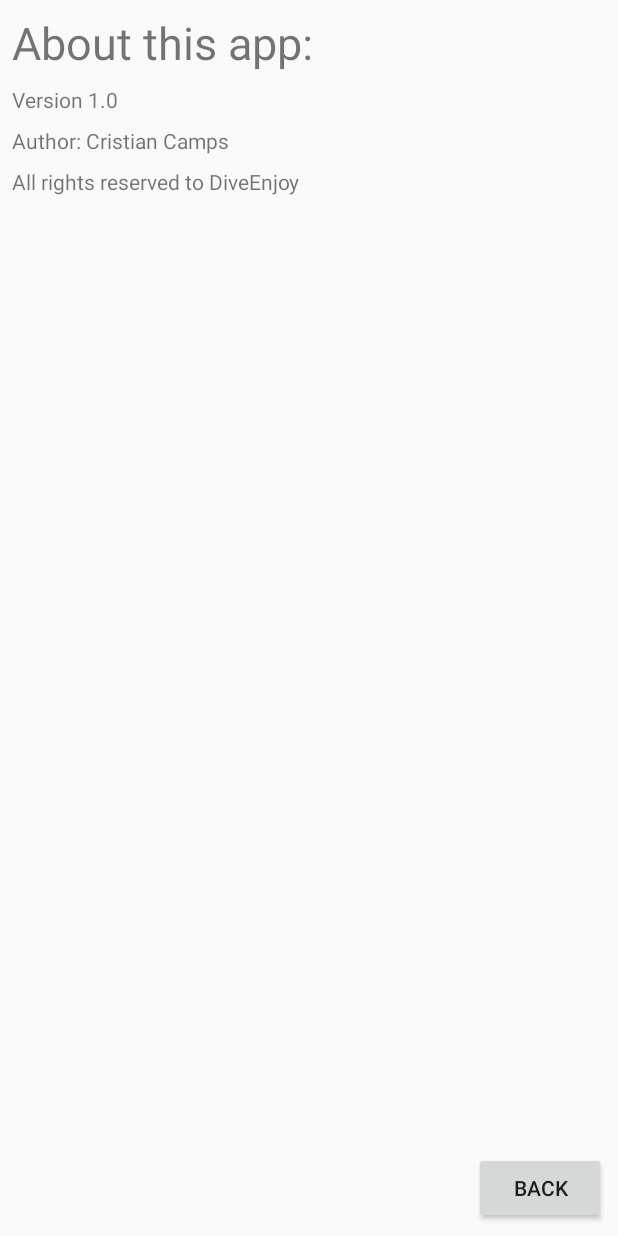
After one commit to cristiancamps93/DiveEnjoy, an Android app: the AboutActivity screen opened directly, with no data from a screen before it, on a phone screen of 412 x 824 dp. The commit adds this screen. Run offline under Robolectric (Android 15) with nearby library versions, the phone set to English and light mode, and no system bars.

Commit message:
Afegim la activity About i fem el layout.

```diff
--- a/app/build.gradle
+++ b/app/build.gradle
@@ -26,4 +26,5 @@ dependencies {
     androidTestImplementation 'com.android.support.test:runner:1.0.2'
     androidTestImplementation 'com.android.support.test.espresso:espresso-core:3.0.2'
     implementation 'com.android.support:gridlayout-v7:27.1.1'
+    implementation 'com.android.support:support-v4:27.1.1'
 }
--- a/app/src/main/AndroidManifest.xml
+++ b/app/src/main/AndroidManifest.xml
@@ -16,6 +16,7 @@
                 <category android:name="android.intent.category.LAUNCHER" />
             </intent-filter>
         </activity>
+        <activity android:name=".AboutActivity"></activity>
     </application>
 
 </manifest>
--- /dev/null
+++ b/app/src/main/java/com/example/cristiancamps/diveenjoy/AboutActivity.java
@@ -0,0 +1,13 @@
+package com.example.cristiancamps.diveenjoy;
+
+import android.support.v7.app.AppCompatActivity;
+import android.os.Bundle;
+
+public class AboutActivity extends AppCompatActivity {
+
+    @Override
+    protected void onCreate(Bundle savedInstanceState) {
+        super.onCreate(savedInstanceState);
+        setContentView(R.layout.activity_about);
+    }
+}
--- /dev/null
+++ b/app/src/main/res/layout/activity_about.xml
@@ -0,0 +1,65 @@
+<?xml version="1.0" encoding="utf-8"?>
+<android.support.constraint.ConstraintLayout xmlns:android="http://schemas.android.com/apk/res/android"
+    xmlns:app="http://schemas.android.com/apk/res-auto"
+    xmlns:tools="http://schemas.android.com/tools"
+    android:layout_width="match_parent"
+    android:layout_height="match_parent"
+    tools:context=".AboutActivity">
+
+    <TextView
+        android:id="@+id/Aboutid"
+        android:layout_width="wrap_content"
+        android:layout_height="wrap_content"
+        android:layout_marginLeft="8dp"
+        android:layout_marginStart="8dp"
+        android:layout_marginTop="8dp"
+        android:gravity="left"
+        android:text="About this app:"
+        android:textSize="30sp"
+        app:layout_constraintStart_toStartOf="parent"
+        app:layout_constraintTop_toTopOf="parent" />
+
+    <TextView
+        android:id="@+id/textView2"
+        android:layout_width="wrap_content"
+        android:layout_height="wrap_content"
+        android:layout_marginLeft="8dp"
+        android:layout_marginStart="8dp"
+        android:layout_marginTop="8dp"
+        android:text="Version 1.0"
+        app:layout_constraintStart_toStartOf="parent"
+        app:layout_constraintTop_toBottomOf="@+id/Aboutid" />
+
+    <TextView
+        android:id="@+id/textView3"
+        android:layout_width="wrap_content"
+        android:layout_height="wrap_content"
+        android:layout_marginLeft="8dp"
+        android:layout_marginStart="8dp"
+        android:layout_marginTop="8dp"
+        android:text="Author: Cristian Camps"
+        app:layout_constraintStart_toStartOf="parent"
+        app:layout_constraintTop_toBottomOf="@+id/textView2" />
+
+    <TextView
+        android:id="@+id/textView4"
+        android:layout_width="wrap_content"
+        android:layout_height="wrap_content"
+        android:layout_marginLeft="8dp"
+        android:layout_marginStart="8dp"
+        android:layout_marginTop="8dp"
+        android:text="All rights reserved to DiveEnjoy"
+        app:layout_constraintStart_toStartOf="parent"
+        app:layout_constraintTop_toBottomOf="@+id/textView3" />
+
+    <Button
+        android:id="@+id/goback"
+        android:layout_width="wrap_content"
+        android:layout_height="wrap_content"
+        android:layout_marginBottom="8dp"
+        android:layout_marginEnd="8dp"
+        android:layout_marginRight="8dp"
+        android:text="Back"
+        app:layout_constraintBottom_toBottomOf="parent"
+        app:layout_constraintEnd_toEndOf="parent" />
+</android.support.constraint.ConstraintLayout>
--- a/app/src/main/res/layout/activity_main.xml
+++ b/app/src/main/res/layout/activity_main.xml
@@ -217,4 +217,18 @@
         app:layout_constraintTop_toTopOf="parent"
         app:srcCompat="@android:drawable/ic_dialog_info" />
 
+    <android.support.v4.view.ViewPager
+        android:layout_width="0dp"
+        android:layout_height="0dp"
+        android:layout_marginBottom="16dp"
+        android:layout_marginEnd="16dp"
+        android:layout_marginLeft="16dp"
+        android:layout_marginRight="16dp"
+        android:layout_marginStart="16dp"
+        android:layout_marginTop="16dp"
+        app:layout_constraintBottom_toTopOf="@+id/selecmenu"
+        app:layout_constraintEnd_toEndOf="parent"
+        app:layout_constraintStart_toStartOf="parent"
+        app:layout_constraintTop_toTopOf="@+id/guideline" />
+
 </android.support.constraint.ConstraintLayout>
```
